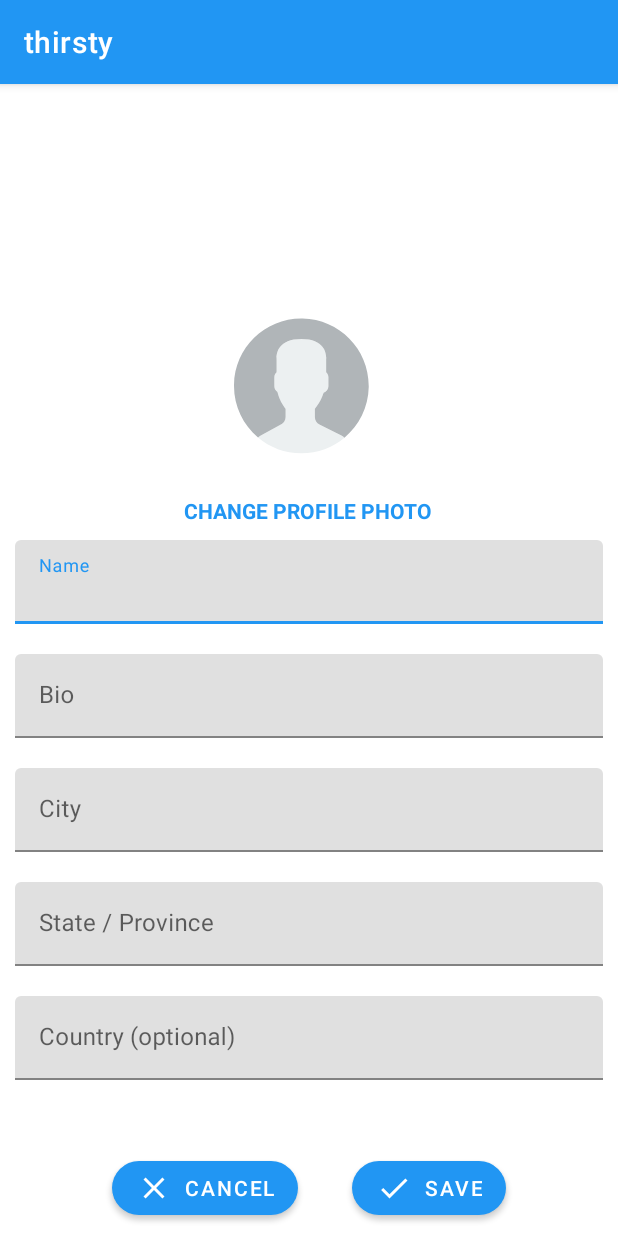
After one commit to schechtr/thirsty, an Android app: the fragment EditProfileFragment shown on its own in the app's theme, on a phone screen of 412 x 824 dp. The commit adds this screen. Run offline under Robolectric (Android 15) with nearby library versions, the phone set to English and light mode, and no system bars; our stand-ins replace CircleImageView, Firebase (no records; nobody signed in at launch, a user with empty details on screens opened directly).

Commit message:
editprofile fragment

```diff
--- /dev/null
+++ b/app/src/main/java/com/schechter/thirsty/EditProfileFragment.java
@@ -0,0 +1,161 @@
+package com.schechter.thirsty;
+
+
+import android.os.Bundle;
+
+import androidx.annotation.NonNull;
+import androidx.annotation.Nullable;
+import androidx.fragment.app.Fragment;
+
+import android.util.Log;
+import android.view.LayoutInflater;
+import android.view.View;
+import android.view.ViewGroup;
+import android.widget.Button;
+import android.widget.TextView;
+
+import com.google.android.material.textfield.TextInputEditText;
+import com.google.firebase.auth.FirebaseAuth;
+import com.google.firebase.auth.FirebaseUser;
+import com.google.firebase.database.DataSnapshot;
+import com.google.firebase.database.DatabaseError;
+import com.google.firebase.database.DatabaseReference;
+import com.google.firebase.database.FirebaseDatabase;
+import com.google.firebase.database.ValueEventListener;
+
+import de.hdodenhof.circleimageview.CircleImageView;
+
+
+public class EditProfileFragment extends Fragment {
+
+    private static final String TAG = "EditProfileFragment";
+
+
+    // views
+    private Button btn_cancel;
+    private Button btn_save;
+    private CircleImageView profile_picture;
+    private TextView btn_change_profile_picture;
+    private FirebaseUser user;
+    private TextInputEditText name, bio, city, state, country;
+
+    // data
+    private String nameValue, bioValue, cityValue, stateValue, countryValue;
+
+
+    public EditProfileFragment() {
+        // Required empty public constructor
+    }
+
+
+    @Override
+    public View onCreateView(LayoutInflater inflater, ViewGroup container,
+                             Bundle savedInstanceState) {
+        // Inflate the layout for this fragment
+        return inflater.inflate(R.layout.fragment_edit_profile, container, false);
+    }
+
+    @Override
+    public void onViewCreated(@NonNull View view, @Nullable Bundle savedInstanceState) {
+        super.onViewCreated(view, savedInstanceState);
+
+        user = FirebaseAuth.getInstance().getCurrentUser();
+        if (user == null)
+            getFragmentManager().popBackStack();
+
+        pullFireBaseUserData(view);
+
+    }
+
+    private void setupUI(View view) {
+
+        // buttons
+        btn_save = view.findViewById(R.id.btn_edit_profile_save);
+        btn_cancel = view.findViewById(R.id.btn_edit_profile_cancel);
+        btn_change_profile_picture = view.findViewById(R.id.edit_profile_pic_text);
+
+
+        // TODO: set profile pic with glide
+        profile_picture = view.findViewById(R.id.edit_profile_pic);
+
+        // edit texts
+        name = view.findViewById(R.id.edit_profile_name);
+        bio = view.findViewById(R.id.edit_profile_bio);
+        city = view.findViewById(R.id.edit_profile_city);
+        state = view.findViewById(R.id.edit_profile_state);
+        country = view.findViewById(R.id.edit_profile_country);
+
+        // set text
+        name.setText(nameValue);
+        bio.setText(bioValue);
+        city.setText(cityValue);
+        state.setText(stateValue);
+        country.setText(countryValue);
+
+
+        // on click listeners
+        btn_save.setOnClickListener(new View.OnClickListener() {
+            @Override
+            public void onClick(View view) {
+
+                updateFirebaseUserData();
+
+            }
+        });
+
+        btn_cancel.setOnClickListener(new View.OnClickListener() {
+            @Override
+            public void onClick(View view) {
+                getFragmentManager().popBackStack();
+            }
+        });
+
+        btn_change_profile_picture.setOnClickListener(new View.OnClickListener() {
+            @Override
+            public void onClick(View view) {
+
+            }
+        });
+
+        profile_picture.setOnClickListener(new View.OnClickListener() {
+            @Override
+            public void onClick(View view) {
+                btn_change_profile_picture.callOnClick();
+            }
+        });
+
+    }
+
+    private void updateFirebaseUserData() {
+
+
+    }
+
+    private void pullFireBaseUserData(final View view) {
+
+        DatabaseReference databaseReference = FirebaseDatabase.getInstance()
+                .getReference().child("Users").child(user.getUid());
+
+        databaseReference.addValueEventListener(new ValueEventListener() {
+            @Override
+            public void onDataChange(@NonNull DataSnapshot dataSnapshot) {
+
+                nameValue = (String) dataSnapshot.child("name").getValue();
+                bioValue = (String) dataSnapshot.child("bio").getValue();
+                cityValue = (String) dataSnapshot.child("city").getValue();
+                stateValue = (String) dataSnapshot.child("state").getValue();
+                countryValue = (String) dataSnapshot.child("country").getValue();
+
+
+                setupUI(view);
+            }
+
+            @Override
+            public void onCancelled(@NonNull DatabaseError databaseError) {
+                Log.d(TAG, "onCancelled: error pulling user data");
+            }
+        });
+
+
+    }
+}
--- a/app/src/main/java/com/schechter/thirsty/ProfileFragment.java
+++ b/app/src/main/java/com/schechter/thirsty/ProfileFragment.java
@@ -28,8 +28,9 @@ public class ProfileFragment extends Fragment {
     // views
     private Button btn_logout;
     private Button btn_login;
-    private RelativeLayout profile_picture_container;
+    private RelativeLayout profile_content_container;
     private LinearLayout profile_message;
+    private Button btn_edit_profile;
 
     public ProfileFragment() {
         // Required empty public constructor
@@ -61,16 +62,17 @@ public class ProfileFragment extends Fragment {
 
 
     private void setupUI(View view) {
+        btn_edit_profile = view.findViewById(R.id.btn_edit_profile);
         btn_logout = view.findViewById(R.id.btn_logout);
         btn_login = view.findViewById(R.id.btn_login);
-        profile_picture_container = view.findViewById(R.id.profile_container);
+        profile_content_container = view.findViewById(R.id.profile_container);
         profile_message = view.findViewById(R.id.profile_message);
         FirebaseUser user = FirebaseAuth.getInstance().getCurrentUser();
 
         if (user == null) {
             btn_logout.setVisibility(View.GONE);
             btn_login.setVisibility(View.VISIBLE);
-            profile_picture_container.setVisibility(View.GONE);
+            profile_content_container.setVisibility(View.GONE);
             profile_message.setVisibility(view.VISIBLE);
 
 
@@ -84,7 +86,7 @@ public class ProfileFragment extends Fragment {
         } else {
             btn_logout.setVisibility(View.VISIBLE);
             btn_login.setVisibility(View.GONE);
-            profile_picture_container.setVisibility(View.VISIBLE);
+            profile_content_container.setVisibility(View.VISIBLE);
             profile_message.setVisibility(view.GONE);
 
             btn_logout.setOnClickListener(new View.OnClickListener() {
@@ -102,6 +104,17 @@ public class ProfileFragment extends Fragment {
                 }
             });
 
+
+            btn_edit_profile.setOnClickListener(new View.OnClickListener() {
+                @Override
+                public void onClick(View view) {
+
+                    EditProfileFragment editProfileFragment = new EditProfileFragment();
+                    getFragmentManager().beginTransaction().replace(R.id.contentMainLayout,
+                            editProfileFragment).addToBackStack(null).commit();
+                }
+            });
+
         }
 
 
--- a/app/src/main/java/com/schechter/thirsty/User.java
+++ b/app/src/main/java/com/schechter/thirsty/User.java
@@ -7,26 +7,29 @@ import java.util.Map;
 
 public class User {
 
-    //private String mUID;
-    private String some_data;
 
+    // profile info
+    private String name, bio, city, state, country;
+    private String profile_pic_url;
 
     private HashMap<String, Boolean> starred;
+
     private HashMap<String, Boolean> contributed;
-    //private List<String> mVisited;
-
 
     public User(String uid) {
         //this.mUID = uid;
-        this.some_data = "data here";
         this.starred = new HashMap<>();
         this.contributed = new HashMap<>();
         starred.put("0", true);
         contributed.put("0", true);
 
-        //  mContributed = new ArrayList<>();
-        //  mStarred = new ArrayList<>();
-        //  mVisited = new ArrayList<>();
+        this.name = "";
+        this.bio = "";
+        this.city = "";
+        this.state = "";
+        this.country = "";
+        this.profile_pic_url = "";
+
     }
 
     public HashMap<String, Boolean> getStarred() {
@@ -34,17 +37,11 @@ public class User {
     }
     public HashMap<String, Boolean> getContributed() { return contributed; };
 
-
-
-    public String getSome_data() {
-        return some_data;
-    }
-
-    public void setSome_data(String some_data) {
-        this.some_data = some_data;
-    }
-
-
-
+    public String getName() { return name; }
+    public String getBio() { return bio; }
+    public String getCity() { return city; }
+    public String getState() { return state; }
+    public String getCountry() { return country; }
+    public String getProfile_pic_url() { return profile_pic_url; }
 
 }
--- /dev/null
+++ b/app/src/main/res/drawable/clickable_text_selector.xml
@@ -0,0 +1,7 @@
+<?xml version="1.0" encoding="utf-8"?>
+<selector xmlns:android="http://schemas.android.com/apk/res/android">
+
+    <item android:state_pressed="true" android:color="@color/colorPrimaryDark"/>
+    <item android:color="@color/colorPrimary"/>
+
+</selector>
--- /dev/null
+++ b/app/src/main/res/drawable/ic_cancel.xml
@@ -0,0 +1,5 @@
+<vector android:height="24dp" android:tint="#FFFFFF"
+    android:viewportHeight="24.0" android:viewportWidth="24.0"
+    android:width="24dp" xmlns:android="http://schemas.android.com/apk/res/android">
+    <path android:fillColor="#FF000000" android:pathData="M19,6.41L17.59,5 12,10.59 6.41,5 5,6.41 10.59,12 5,17.59 6.41,19 12,13.41 17.59,19 19,17.59 13.41,12z"/>
+</vector>
--- /dev/null
+++ b/app/src/main/res/drawable/ic_check.xml
@@ -0,0 +1,5 @@
+<vector android:height="24dp" android:tint="#FFFFFF"
+    android:viewportHeight="24.0" android:viewportWidth="24.0"
+    android:width="24dp" xmlns:android="http://schemas.android.com/apk/res/android">
+    <path android:fillColor="#FF000000" android:pathData="M9,16.17L4.83,12l-1.42,1.41L9,19 21,7l-1.41,-1.41z"/>
+</vector>
--- a/app/src/main/res/layout/activity_login_master.xml
+++ b/app/src/main/res/layout/activity_login_master.xml
@@ -31,7 +31,7 @@
             android:hint="@string/login_email" />
     </com.google.android.material.textfield.TextInputLayout>
 
-    <com.google.android.material.textfield.TextInputLayout
+     <com.google.android.material.textfield.TextInputLayout
         android:layout_width="match_parent"
         android:layout_height="wrap_content"
         android:padding="10dp"
--- /dev/null
+++ b/app/src/main/res/layout/fragment_edit_profile.xml
@@ -0,0 +1,150 @@
+<?xml version="1.0" encoding="utf-8"?>
+<LinearLayout xmlns:android="http://schemas.android.com/apk/res/android"
+    xmlns:app="http://schemas.android.com/apk/res-auto"
+    xmlns:tools="http://schemas.android.com/tools"
+    android:layout_width="match_parent"
+    android:layout_height="match_parent"
+    android:gravity="bottom"
+    android:orientation="vertical"
+    tools:context=".EditProfileFragment">
+
+    <RelativeLayout
+        android:id="@+id/change_profile_pic_container"
+        android:layout_width="match_parent"
+        android:layout_height="wrap_content">
+
+
+        <de.hdodenhof.circleimageview.CircleImageView
+            android:id="@+id/edit_profile_pic"
+            android:layout_width="100dp"
+            android:layout_height="100dp"
+            android:layout_centerHorizontal="true"
+            android:layout_marginLeft="30dp"
+            android:layout_marginRight="30dp"
+            android:layout_marginBottom="10dp"
+            android:background="@drawable/btn_add_profile_pic_bg"
+            android:clickable="true" />
+
+        <TextView
+            android:id="@+id/edit_profile_pic_text"
+            android:layout_width="wrap_content"
+            android:layout_height="wrap_content"
+            android:layout_below="@+id/edit_profile_pic"
+            android:layout_centerHorizontal="true"
+            android:layout_marginTop="10dp"
+            android:clickable="true"
+            android:text="Change Profile Photo"
+            android:textAllCaps="true"
+            android:textColor="@drawable/clickable_text_selector"
+            android:textStyle="bold" />
+
+    </RelativeLayout>
+
+    <com.google.android.material.textfield.TextInputLayout
+        android:layout_width="match_parent"
+        android:layout_height="wrap_content"
+        android:padding="10dp">
+
+        <com.google.android.material.textfield.TextInputEditText
+            android:id="@+id/edit_profile_name"
+            android:layout_width="match_parent"
+            android:layout_height="wrap_content"
+            android:hint="Name"
+            android:inputType="textPersonName" />
+    </com.google.android.material.textfield.TextInputLayout>
+
+    <com.google.android.material.textfield.TextInputLayout
+        android:layout_width="match_parent"
+        android:layout_height="wrap_content"
+
+        android:padding="10dp">
+
+        <com.google.android.material.textfield.TextInputEditText
+            android:id="@+id/edit_profile_bio"
+            android:layout_width="match_parent"
+            android:layout_height="wrap_content"
+            android:hint="Bio"
+            android:maxLines="3"
+            android:inputType="textMultiLine" />
+    </com.google.android.material.textfield.TextInputLayout>
+
+    <com.google.android.material.textfield.TextInputLayout
+        android:layout_width="match_parent"
+        android:layout_height="wrap_content"
+        android:padding="10dp">
+
+        <com.google.android.material.textfield.TextInputEditText
+            android:id="@+id/edit_profile_city"
+            android:layout_width="match_parent"
+            android:layout_height="wrap_content"
+            android:hint="City"
+            android:inputType="text" />
+
+    </com.google.android.material.textfield.TextInputLayout>
+
+    <com.google.android.material.textfield.TextInputLayout
+        android:layout_width="match_parent"
+        android:layout_height="wrap_content"
+        android:padding="10dp">
+
+        <com.google.android.material.textfield.TextInputEditText
+            android:id="@+id/edit_profile_state"
+            android:layout_width="match_parent"
+            android:layout_height="wrap_content"
+            android:hint="State / Province"
+            android:inputType="text" />
+
+    </com.google.android.material.textfield.TextInputLayout>
+
+    <com.google.android.material.textfield.TextInputLayout
+        android:layout_width="match_parent"
+        android:layout_height="wrap_content"
+        android:padding="10dp">
+
+        <com.google.android.material.textfield.TextInputEditText
+            android:id="@+id/edit_profile_country"
+            android:layout_width="match_parent"
+            android:layout_height="wrap_content"
+            android:hint="Country (optional)"
+            android:inputType="text" />
+
+    </com.google.android.material.textfield.TextInputLayout>
+
+
+    <LinearLayout
+        android:layout_marginTop="30dp"
+        android:layout_width="match_parent"
+        android:layout_height="wrap_content"
+        android:gravity="center"
+        android:orientation="horizontal">
+
+        <com.google.android.material.button.MaterialButton
+            android:id="@+id/btn_edit_profile_cancel"
+            android:layout_width="wrap_content"
+            android:layout_height="wrap_content"
+            android:layout_margin="@dimen/login_buttons_margin"
+            android:text="Cancel"
+            app:icon="@drawable/ic_cancel"
+            android:textColor="@android:color/white"
+            app:backgroundTint="@color/colorPrimary"
+            app:cornerRadius="50dp" />
+
+        <View
+            android:layout_width="20dp"
+            android:layout_height="0dp"/>
+
+        <com.google.android.material.button.MaterialButton
+            android:id="@+id/btn_edit_profile_save"
+            android:layout_width="wrap_content"
+            android:layout_height="wrap_content"
+            android:layout_margin="@dimen/login_buttons_margin"
+            android:text="Save"
+            app:icon="@drawable/ic_check"
+            android:textColor="@android:color/white"
+            app:backgroundTint="@color/colorPrimary"
+            app:cornerRadius="50dp" />
+
+    </LinearLayout>
+
+
+</LinearLayout>
--- a/app/src/main/res/layout/fragment_profile.xml
+++ b/app/src/main/res/layout/fragment_profile.xml
@@ -55,7 +55,7 @@
                 android:layout_marginTop="30dp">
 
 
-                <ImageView
+                <de.hdodenhof.circleimageview.CircleImageView
                     android:id="@+id/profile_pic"
                     android:layout_width="100dp"
                     android:layout_height="100dp"
```
Also changed, not shown: 1 other file.
